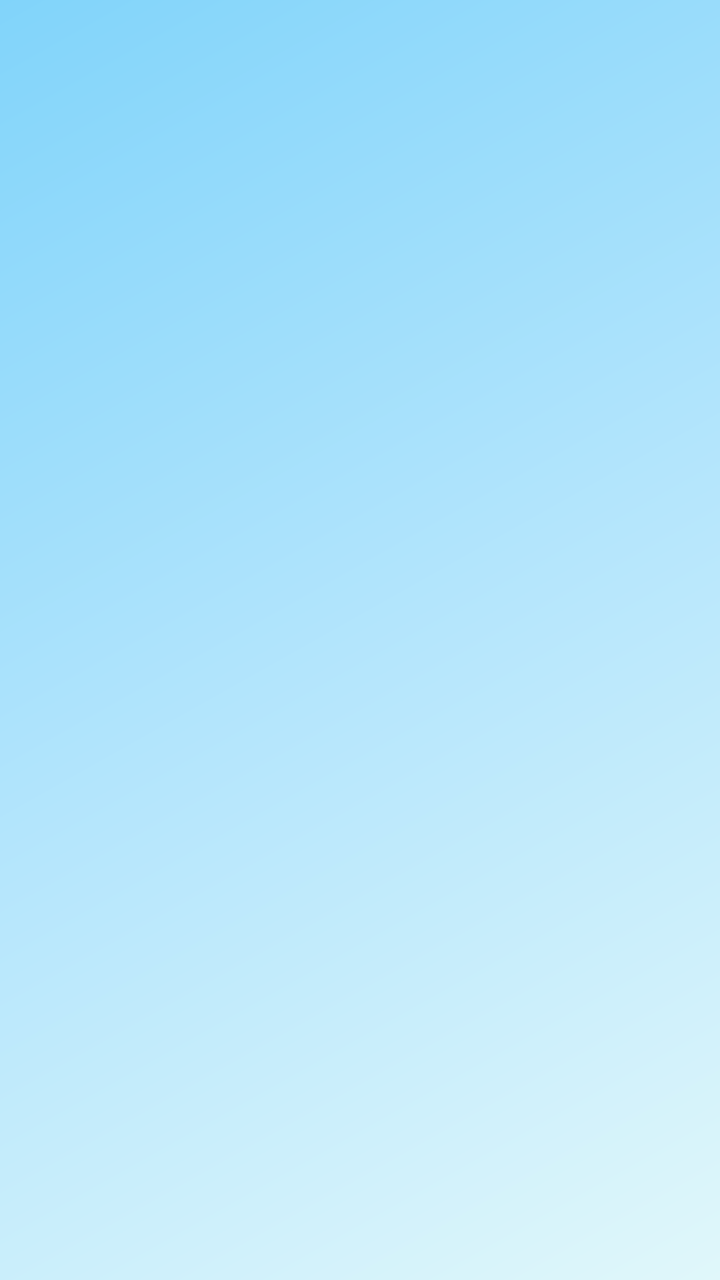
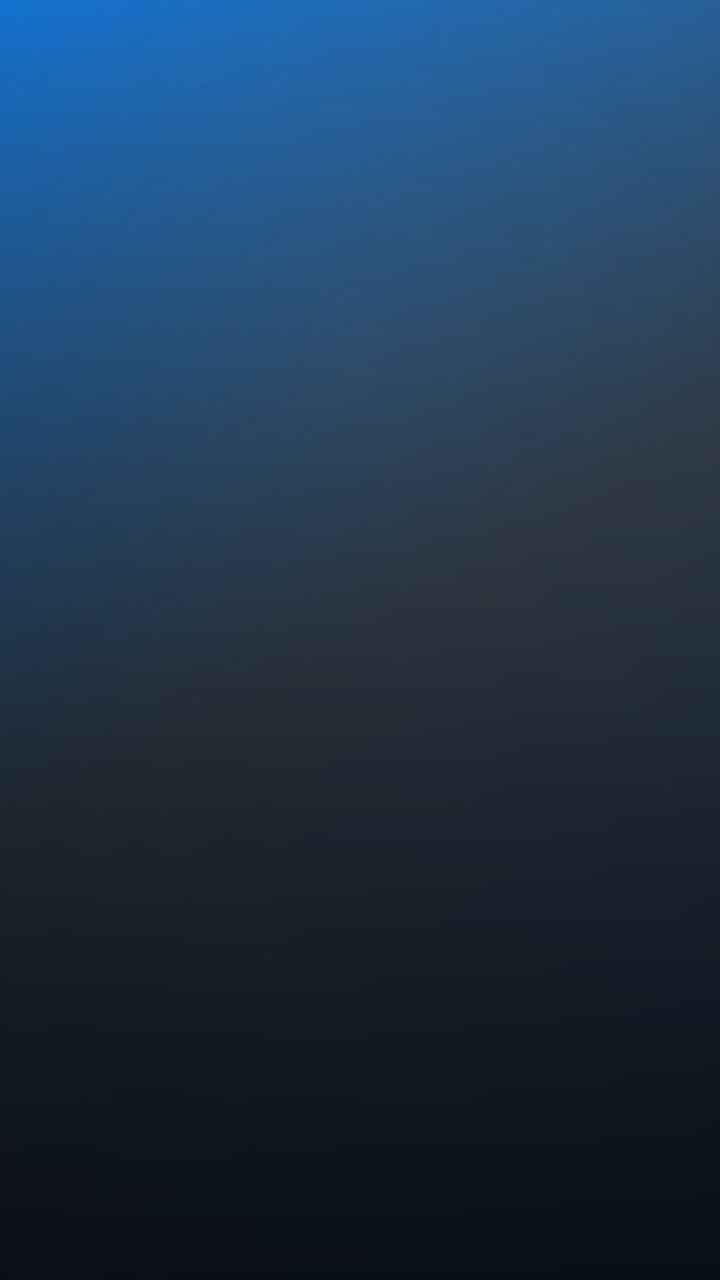

The first picture is an Android layout as it rendered before a commit; the second is the same layout after the commit. The layout source and the unified diff follow.
<!-- AndroidManifest.xml: activity theme Theme.SanbotApp.Fullscreen -->
<!-- res/layout/activity_welcome.xml -->
<?xml version="1.0" encoding="utf-8"?>
<FrameLayout xmlns:android="http://schemas.android.com/apk/res/android"
    xmlns:app="http://schemas.android.com/apk/res-auto"
    android:id="@+id/rootLayout"
    android:layout_width="match_parent"
    android:layout_height="match_parent"
    android:background="@drawable/bg_light_gradient">

    <androidx.media3.ui.PlayerView
        android:id="@+id/videoPlayer"
        android:layout_width="match_parent"
        android:layout_height="match_parent"
        app:use_controller="false"
        app:show_buffering="never"
        android:visibility="gone" />

    <ImageView
        android:id="@+id/backgroundImage"
        android:layout_width="match_parent"
        android:layout_height="match_parent"
        android:src="@drawable/bg_light_gradient"
        android:scaleType="centerCrop"
        android:visibility="visible" />

    <androidx.constraintlayout.widget.ConstraintLayout
        android:layout_width="match_parent"
        android:layout_height="match_parent">

        <ImageView
            android:id="@+id/logoImage"
            android:layout_width="200dp"
            android:layout_height="200dp"
            android:src="@drawable/ic_logo"
            android:scaleType="centerInside"
            android:alpha="0"
            app:layout_constraintTop_toTopOf="parent"
            app:layout_constraintStart_toStartOf="parent"
            app:layout_constraintEnd_toEndOf="parent"
            app:layout_constraintBottom_toTopOf="@id/welcomeTitle"
            app:layout_constraintVertical_chainStyle="packed" />

        <TextView
            android:id="@+id/welcomeTitle"
            android:layout_width="wrap_content"
            android:layout_height="wrap_content"
            android:text="Welcome"
            android:textSize="48sp"
            android:textColor="#1A237E"
            android:textStyle="bold"
            android:alpha="0"
            android:layout_marginTop="24dp"
            app:layout_constraintTop_toBottomOf="@id/logoImage"
            app:layout_constraintStart_toStartOf="parent"
            app:layout_constraintEnd_toEndOf="parent"
            app:layout_constraintBottom_toTopOf="@id/welcomeSubtitle" />

        <TextView
            android:id="@+id/welcomeSubtitle"
            android:layout_width="wrap_content"
            android:layout_height="wrap_content"
            android:text="Tap to begin"
            android:textSize="18sp"
            android:textColor="#1A237E"
            android:alpha="0"
            android:layout_marginTop="16dp"
            app:layout_constraintTop_toBottomOf="@id/welcomeTitle"
            app:layout_constraintStart_toStartOf="parent"
            app:layout_constraintEnd_toEndOf="parent"
            app:layout_constraintBottom_toTopOf="@id/startButton" />

        <com.google.android.material.button.MaterialButton
            android:id="@+id/startButton"
            android:layout_width="200dp"
            android:layout_height="64dp"
            android:text="Start"
            android:textSize="18sp"
            android:textStyle="bold"
            android:textColor="#FFFFFF"
            android:alpha="0"
            app:backgroundTint="#0066CC"
            app:cornerRadius="32dp"
            android:layout_marginBottom="80dp"
            app:layout_constraintBottom_toBottomOf="parent"
            app:layout_constraintStart_toStartOf="parent"
            app:layout_constraintEnd_toEndOf="parent" />

    </androidx.constraintlayout.widget.ConstraintLayout>

</FrameLayout>
<!-- resources referenced by this layout -->
<resources>
  <!-- drawable bg_light_gradient (drawable) -->
  <?xml version="1.0" encoding="utf-8"?>
  <shape xmlns:android="http://schemas.android.com/apk/res/android"
      android:shape="rectangle">
      <gradient
          android:type="linear"
          android:angle="135"
          android:startColor="#E0F7FA"
          android:centerColor="#B3E5FC"
          android:endColor="#81D4FA" />
  </shape>
  <!-- drawable ic_logo (drawable) -->
  <?xml version="1.0" encoding="utf-8"?>
  <vector xmlns:android="http://schemas.android.com/apk/res/android"
      android:width="200dp"
      android:height="200dp"
      android:viewportWidth="200"
      android:viewportHeight="200">
      
      
      <path
          android:fillColor="#FF6B35"
          android:pathData="M100,100m-80,0a80,80 0,1 1,160 0a80,80 0,1 1,-160 0" />
      <path
          android:fillColor="#FFFFFF"
          android:pathData="M100,40 C75,40 55,60 55,100 C55,140 75,160 100,160 C125,160 145,140 145,100 C145,60 125,40 100,40 M100,50 C120,50 138,68 138,100 C138,132 120,150 100,150 C80,150 62,132 62,100 C62,68 80,50 100,50" />
      <path
          android:fillColor="#FFFFFF"
          android:pathData="M20,100 L180,100 M100,20 L100,180"
          android:strokeWidth="4"
          android:strokeColor="#FFFFFF" />
      
      
      <path
          android:fillColor="#0066CC"
          android:pathData="M120,70 L150,100 L135,115 L105,85 L95,120 L75,100 L85,65 L120,70 Z" />
  
  </vector>
  <style name="Theme.SanbotApp.Fullscreen" parent="Theme.SanbotApp">
          <item name="android:windowFullscreen">true</item>
          <item name="android:windowContentOverlay">@null</item>
          <item name="windowNoTitle">true</item>
          <item name="windowActionBar">false</item>
          <item name="android:windowDrawsSystemBarBackgrounds">true</item>
          <item name="android:fitsSystemWindows">true</item>
      </style>
  <style name="Theme.SanbotApp" parent="Theme.Material3.DayNight.NoActionBar">
          <item name="colorPrimary">@color/brand_blue</item>
          <item name="colorPrimaryVariant">@color/brand_blue</item>
          <item name="colorOnPrimary">@color/white</item>
          <item name="colorSecondary">@color/brand_orange</item>
          <item name="colorSecondaryVariant">@color/brand_orange</item>
          <item name="colorOnSecondary">@color/white</item>
          <item name="android:statusBarColor">@color/transparent</item>
          <item name="android:navigationBarColor">@color/transparent</item>
          <item name="android:windowBackground">@drawable/bg_light_gradient</item>
      </style>
  <color name="brand_orange">#FF6B35</color>
  <color name="transparent">#00000000</color>
  <!-- unchanged entries left out for length: 2 -->
</resources>

<!-- the commit's change to res/layout/activity_welcome.xml (unified diff, before → after) -->
@@ -1,88 +1,111 @@
 <?xml version="1.0" encoding="utf-8"?>
 <FrameLayout xmlns:android="http://schemas.android.com/apk/res/android"
     xmlns:app="http://schemas.android.com/apk/res-auto"
+    xmlns:tools="http://schemas.android.com/tools"
     android:id="@+id/rootLayout"
     android:layout_width="match_parent"
     android:layout_height="match_parent"
-    android:background="@drawable/bg_light_gradient">
+    android:clickable="true"
+    android:focusable="true"
+    tools:context=".ui.welcome.WelcomeActivity">
 
+    
+    <ImageView
+        android:id="@+id/backgroundImage"
+        android:layout_width="match_parent"
+        android:layout_height="match_parent"
+        android:scaleType="centerCrop"
+        android:src="@drawable/bg_video_placeholder"
+        android:contentDescription="Background" />
+
+    
     <androidx.media3.ui.PlayerView
         android:id="@+id/videoPlayer"
         android:layout_width="match_parent"
         android:layout_height="match_parent"
+        android:visibility="gone"
         app:use_controller="false"
-        app:show_buffering="never"
-        android:visibility="gone" />
+        app:resize_mode="zoom" />
 
-    <ImageView
-        android:id="@+id/backgroundImage"
+    
+    <View
         android:layout_width="match_parent"
         android:layout_height="match_parent"
-        android:src="@drawable/bg_light_gradient"
-        android:scaleType="centerCrop"
-        android:visibility="visible" />
+        android:background="@drawable/bg_gradient_overlay" />
 
+    
     <androidx.constraintlayout.widget.ConstraintLayout
         android:layout_width="match_parent"
-        android:layout_height="match_parent">
+        android:layout_height="match_parent"
+        android:padding="@dimen/grid_margin">
 
+        
         <ImageView
             android:id="@+id/logoImage"
-            android:layout_width="200dp"
-            android:layout_height="200dp"
-            android:src="@drawable/ic_logo"
-            android:scaleType="centerInside"
+            android:layout_width="@dimen/logo_width"
+            android:layout_height="@dimen/logo_height"
+            android:src="@drawable/logo_tripandevent"
+            android:contentDescription="TripAndEvent Logo"
             android:alpha="0"
             app:layout_constraintTop_toTopOf="parent"
             app:layout_constraintStart_toStartOf="parent"
             app:layout_constraintEnd_toEndOf="parent"
             app:layout_constraintBottom_toTopOf="@id/welcomeTitle"
-            app:layout_constraintVertical_chainStyle="packed" />
+            app:layout_constraintVertical_chainStyle="packed"
+            app:layout_constraintVertical_bias="0.3" />
 
+        
         <TextView
             android:id="@+id/welcomeTitle"
             android:layout_width="wrap_content"
             android:layout_height="wrap_content"
-            android:text="Welcome"
-            android:textSize="48sp"
-            android:textColor="#1A237E"
+            android:text="@string/welcome_title"
+            android:textSize="@dimen/text_h1"
+            android:textColor="@color/white"
             android:textStyle="bold"
+            android:gravity="center"
             android:alpha="0"
-            android:layout_marginTop="24dp"
+            android:layout_marginTop="@dimen/spacing_xlarge"
             app:layout_constraintTop_toBottomOf="@id/logoImage"
             app:layout_constraintStart_toStartOf="parent"
             app:layout_constraintEnd_toEndOf="parent"
             app:layout_constraintBottom_toTopOf="@id/welcomeSubtitle" />
 
+        
         <TextView
             android:id="@+id/welcomeSubtitle"
             android:layout_width="wrap_content"
             android:layout_height="wrap_content"
-            android:text="Tap to begin"
-            android:textSize="18sp"
-            android:textColor="#1A237E"
+            android:text="@string/welcome_subtitle"
+            android:textSize="@dimen/text_h3"
+            android:textColor="@color/white_70"
+            android:gravity="center"
             android:alpha="0"
-            android:layout_marginTop="16dp"
+            android:layout_marginTop="@dimen/spacing_medium"
             app:layout_constraintTop_toBottomOf="@id/welcomeTitle"
             app:layout_constraintStart_toStartOf="parent"
             app:layout_constraintEnd_toEndOf="parent"
             app:layout_constraintBottom_toTopOf="@id/startButton" />
 
+        
         <com.google.android.material.button.MaterialButton
             android:id="@+id/startButton"
-            android:layout_width="200dp"
-            android:layout_height="64dp"
-            android:text="Start"
-            android:textSize="18sp"
+            android:layout_width="@dimen/button_width"
+            android:layout_height="@dimen/button_height"
+            android:text="@string/btn_start"
+            android:textSize="@dimen/text_button"
+            android:textColor="@color/white"
             android:textStyle="bold"
-            android:textColor="#FFFFFF"
+            android:background="@drawable/bg_start_button"
             android:alpha="0"
-            app:backgroundTint="#0066CC"
-            app:cornerRadius="32dp"
-            android:layout_marginBottom="80dp"
+            android:elevation="8dp"
+            app:cornerRadius="@dimen/button_corner_radius"
+            app:backgroundTint="@color/brand_blue"
+            app:layout_constraintTop_toBottomOf="@id/welcomeSubtitle"
+            app:layout_constraintStart_toStartOf="parent"
+            app:layout_constraintEnd_toEndOf="parent"
             app:layout_constraintBottom_toBottomOf="parent"
-            app:layout_constraintStart_toStartOf="parent"
-            app:layout_constraintEnd_toEndOf="parent" />
+            app:layout_constraintVertical_bias="0.7" />
 
     </androidx.constraintlayout.widget.ConstraintLayout>
 
<!-- resource entries referenced after the edit -->
@@ -1,64 +1,135 @@
 <!-- resources referenced by this layout -->
 <resources>
-  <!-- drawable bg_light_gradient (drawable) -->
+  <color name="white_70">#B3FFFFFF</color>
+  <dimen name="button_corner_radius">16dp</dimen>
+  <dimen name="button_height">80dp</dimen>
+  <dimen name="button_width">280dp</dimen>
+  <dimen name="grid_margin">24dp</dimen>
+  <dimen name="logo_height">80dp</dimen>
+  <dimen name="logo_width">200dp</dimen>
+  <dimen name="spacing_medium">16dp</dimen>
+  <dimen name="spacing_xlarge">48dp</dimen>
+  <dimen name="text_button">18sp</dimen>
+  <dimen name="text_h1">32sp</dimen>
+  <dimen name="text_h3">20sp</dimen>
+  <!-- drawable bg_gradient_overlay (drawable) -->
   <?xml version="1.0" encoding="utf-8"?>
-  <shape xmlns:android="http://schemas.android.com/apk/res/android"
-      android:shape="rectangle">
+  <shape xmlns:android="http://schemas.android.com/apk/res/android">
       <gradient
           android:type="linear"
-          android:angle="135"
-          android:startColor="#E0F7FA"
-          android:centerColor="#B3E5FC"
-          android:endColor="#81D4FA" />
+          android:angle="270"
+          android:startColor="#00000000"
+          android:centerColor="#40000000"
+          android:endColor="#99000000" />
   </shape>
-  <!-- drawable ic_logo (drawable) -->
+  <!-- drawable bg_start_button (drawable) -->
+  <?xml version="1.0" encoding="utf-8"?>
+  <ripple xmlns:android="http://schemas.android.com/apk/res/android"
+      android:color="@color/white_70">
+      <item>
+          <shape android:shape="rectangle">
+              <solid android:color="@color/brand_blue" />
+              <corners android:radius="@dimen/button_corner_radius" />
+          </shape>
+      </item>
+  </ripple>
+  <!-- drawable bg_video_placeholder (drawable) -->
+  <?xml version="1.0" encoding="utf-8"?>
+  <layer-list xmlns:android="http://schemas.android.com/apk/res/android">
+      
+      <item>
+          <shape android:shape="rectangle">
+              <gradient
+                  android:type="linear"
+                  android:angle="135"
+                  android:startColor="#1a3a5c"
+                  android:centerColor="#2C3E50"
+                  android:endColor="#0066CC" />
+          </shape>
+      </item>
+      
+      
+      <item>
+          <shape android:shape="rectangle">
+              <gradient
+                  android:type="radial"
+                  android:gradientRadius="600dp"
+                  android:centerX="50%"
+                  android:centerY="30%"
+                  android:startColor="#20FFFFFF"
+                  android:endColor="#00FFFFFF" />
+          </shape>
+      </item>
+      
+      
+      <item>
+          <shape android:shape="rectangle">
+              <gradient
+                  android:type="linear"
+                  android:angle="270"
+                  android:startColor="#00000000"
+                  android:centerColor="#30000000"
+                  android:endColor="#70000000" />
+          </shape>
+      </item>
+  </layer-list>
+  <!-- drawable logo_tripandevent (drawable) -->
   <?xml version="1.0" encoding="utf-8"?>
   <vector xmlns:android="http://schemas.android.com/apk/res/android"
       android:width="200dp"
-      android:height="200dp"
+      android:height="80dp"
       android:viewportWidth="200"
-      android:viewportHeight="200">
+      android:viewportHeight="80">
       
       
       <path
           android:fillColor="#FF6B35"
-          android:pathData="M100,100m-80,0a80,80 0,1 1,160 0a80,80 0,1 1,-160 0" />
+          android:pathData="M30,40m-25,0a25,25 0,1 1,50 0a25,25 0,1 1,-50 0" />
       <path
           android:fillColor="#FFFFFF"
-          android:pathData="M100,40 C75,40 55,60 55,100 C55,140 75,160 100,160 C125,160 145,140 145,100 C145,60 125,40 100,40 M100,50 C120,50 138,68 138,100 C138,132 120,150 100,150 C80,150 62,132 62,100 C62,68 80,50 100,50" />
+          android:pathData="M30,20 C22,20 15,27 15,40 C15,53 22,60 30,60 C38,60 45,53 45,40 C45,27 38,20 30,20 M30,25 C35,25 40,32 40,40 C40,48 35,55 30,55 C25,55 20,48 20,40 C20,32 25,25 30,25" />
       <path
           android:fillColor="#FFFFFF"
-          android:pathData="M20,100 L180,100 M100,20 L100,180"
-          android:strokeWidth="4"
+          android:pathData="M5,40 L55,40 M30,15 L30,65"
+          android:strokeWidth="2"
           android:strokeColor="#FFFFFF" />
       
       
       <path
           android:fillColor="#0066CC"
-          android:pathData="M120,70 L150,100 L135,115 L105,85 L95,120 L75,100 L85,65 L120,70 Z" />
-  
+          android:pathData="M42,28 L52,38 L48,42 L38,32 L35,45 L30,40 L33,27 L42,28 Z" />
+      
+      
+      <path
+          android:fillColor="#FFFFFF"
+          android:pathData="M70,30 L70,55 L75,55 L75,30 L85,30 L85,25 L60,25 L60,30 L70,30 Z" />
+      
+      
+      <path
+          android:fillColor="#FF6B35"
+          android:pathData="M95,35 L95,55 L100,55 L100,45 L110,55 L117,55 L105,43 L115,35 L108,35 L100,43 L100,35 L95,35 Z" />
+      
+      
+      <path
+          android:fillColor="#FFFFFF"
+          android:pathData="M125,25 L125,55 L150,55 L150,50 L130,50 L130,42 L145,42 L145,37 L130,37 L130,30 L150,30 L150,25 L125,25 Z" />
+      
+      
+      <path
+          android:fillColor="#0066CC"
+          android:pathData="M60,60 L195,60"
+          android:strokeWidth="3"
+          android:strokeColor="#0066CC" />
   </vector>
-  <style name="Theme.SanbotApp.Fullscreen" parent="Theme.SanbotApp">
+  <string name="btn_start">Start</string>
+  <string name="welcome_subtitle">Your trusted travel partner</string>
+  <string name="welcome_title">Welcome to TripAndEvent</string>
+  <style name="Theme.SanbotApp.Fullscreen">
+          <item name="android:windowNoTitle">true</item>
           <item name="android:windowFullscreen">true</item>
-          <item name="android:windowContentOverlay">@null</item>
-          <item name="windowNoTitle">true</item>
-          <item name="windowActionBar">false</item>
           <item name="android:windowDrawsSystemBarBackgrounds">true</item>
           <item name="android:fitsSystemWindows">true</item>
       </style>
-  <style name="Theme.SanbotApp" parent="Theme.Material3.DayNight.NoActionBar">
-          <item name="colorPrimary">@color/brand_blue</item>
-          <item name="colorPrimaryVariant">@color/brand_blue</item>
-          <item name="colorOnPrimary">@color/white</item>
-          <item name="colorSecondary">@color/brand_orange</item>
-          <item name="colorSecondaryVariant">@color/brand_orange</item>
-          <item name="colorOnSecondary">@color/white</item>
-          <item name="android:statusBarColor">@color/transparent</item>
-          <item name="android:navigationBarColor">@color/transparent</item>
-          <item name="android:windowBackground">@drawable/bg_light_gradient</item>
-      </style>
-  <color name="brand_orange">#FF6B35</color>
-  <color name="transparent">#00000000</color>
   <!-- unchanged entries left out for length: 2 -->
 </resources>
 
